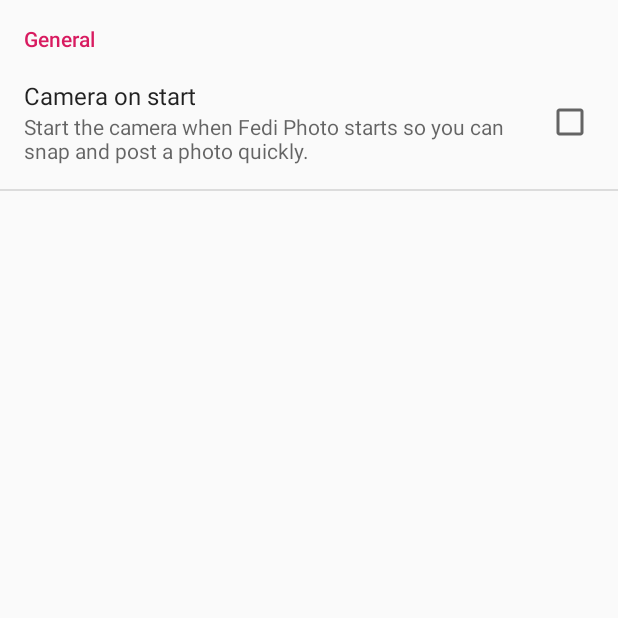
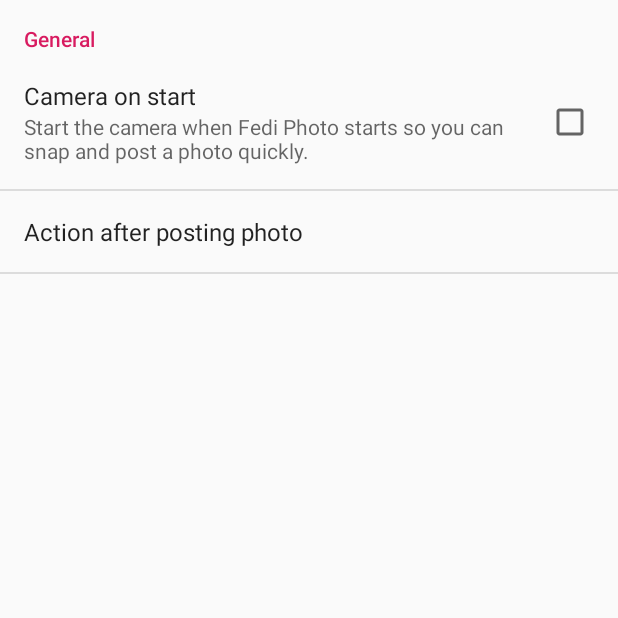
Before and after one commit to pla1/FediPhoto, an Android app: the screen it shows after launch (SettingsActivity), in the options menu, after a tap on "Settings", on a phone screen of 412 x 824 dp, the top half of it. Run offline under Robolectric (Android 15) with nearby library versions, the phone set to English and light mode, and no system bars.

Commit message:
Add after post routine to delete, move, copy, or leave photo.

```diff
--- a/app/src/main/java/com/fediphoto/MainActivity.java
+++ b/app/src/main/java/com/fediphoto/MainActivity.java
@@ -180,7 +180,7 @@ public class MainActivity extends AppCompatActivity {
 
     private File createPhotoFile() throws IOException {
         String timestamp = new SimpleDateFormat("yyyyMMdd_HHmmss_", Locale.US).format(new Date());
-        String fileName = String.format("%s_%s", Utils.getApplicationName(context), timestamp);
+        String fileName = String.format("%s_%s", Utils.getApplicationName(context).replaceAll(" ","_"), timestamp);
         File storageDir = getExternalFilesDir(Environment.DIRECTORY_PICTURES);
         //  File storageDir = getDataDir();
         if (storageDir == null || (!storageDir.exists() && !storageDir.mkdir())) {
@@ -247,6 +247,7 @@ public class MainActivity extends AppCompatActivity {
                 .put(Literals.latitude.name(), latitude)
                 .put(Literals.longitude.name(), longitude)
                 .put(Literals.milliseconds.name(), file.lastModified())
+                .put(Literals.fileName.name(), photoFileName)
                 .put(Literals.id.name(), id)
                 .build();
 
@@ -274,10 +275,7 @@ public class MainActivity extends AppCompatActivity {
                 }
             }
         });
-
-
     }
-
     protected void onActivityResult(int requestCode, int resultCode, Intent intent) {
         Log.i(TAG, String.format("Request code %d Result code %d", requestCode, resultCode));
         if (requestCode == CAMERA_REQUEST) {
@@ -321,7 +319,8 @@ public class MainActivity extends AppCompatActivity {
         token, client_id, client_secret, redirect_uri, me, exipires_in, created_at, milliseconds,
         grant_type, code, accounts, account, instance, text, followers, visibility, unlisted, PUBLIC, dateFormat,
         OK, Cancel, description, file, media_ids, id, status, url, longitude, latitude, gpsCoordinatesFormat, direct, fileName,
-        accountIndexSelected, accountIndexActive, statuses, label, statusIndexActive, statusIndexSelected
+        accountIndexSelected, accountIndexActive, statuses, label, statusIndexActive, statusIndexSelected,
+        leave, copy, move, delete
     }
 
 
--- a/app/src/main/java/com/fediphoto/Utils.java
+++ b/app/src/main/java/com/fediphoto/Utils.java
@@ -288,7 +288,7 @@ public class Utils {
 
 
 
-    private static void copyFile(File sourceFilePath, File destinationFilePath) {
+    public static void copyFile(File sourceFilePath, File destinationFilePath) {
         try {
             if (!sourceFilePath.exists()) {
                 return;
--- a/app/src/main/res/values/strings.xml
+++ b/app/src/main/res/values/strings.xml
@@ -14,4 +14,16 @@
     <string name="status_config">Status configs</string>
     <string name="label_for_status">Label this status</string>
     <string name="post_visibility">Post visibility:</string>
+    <string-array name="actionAfterPostEntries">
+        <item>Leave photo in Fedi Photo folder</item>
+        <item>Copy photo to photos folder</item>
+        <item>Move photo to photos folder</item>
+        <item>Delete photo</item>
+    </string-array>
+    <string-array name="actionAfterPostValues">
+        <item>leave</item>
+        <item>copy</item>
+        <item>move</item>
+        <item>delete</item>
+    </string-array>
 </resources>
--- a/app/src/main/res/xml/preferences.xml
+++ b/app/src/main/res/xml/preferences.xml
@@ -6,5 +6,11 @@
             android:key="@string/camera_on_start"
             android:summary="@string/camera_on_start_summary"
             android:title="@string/camera_on_start" />
+         <ListPreference
+             android:key="actionAfterPost"
+             android:title="Action after posting photo"
+             android:summary="%s"
+             android:entries="@array/actionAfterPostEntries"
+             android:entryValues="@array/actionAfterPostValues"/>
     </PreferenceCategory>
 </PreferenceScreen>
```
Also changed, not shown: app/src/main/java/com/fediphoto/WorkerPostStatus.java (+52 -9 lines).
